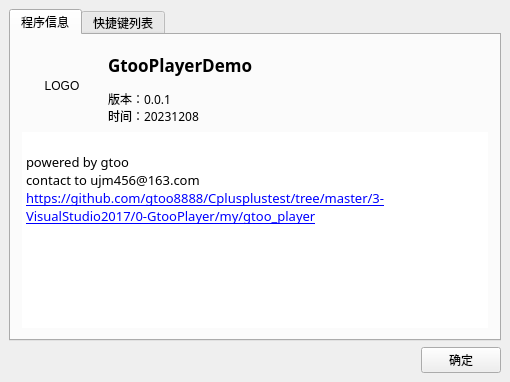
gtoo8888/GPlayer, file Client/GPlayer/ui/About.ui: the form before one commit.
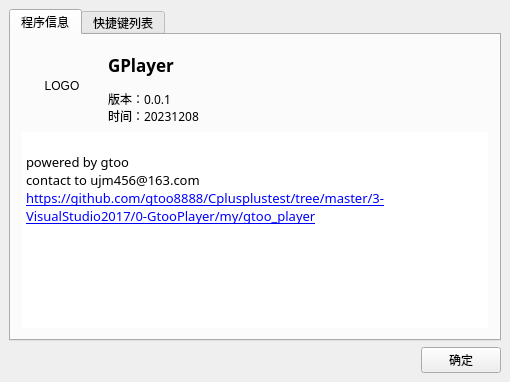
The form after the commit.

Commit message: feat: Code the menu bar in GPlayer

Diff of the .ui file:
```diff
--- a/Client/GPlayer/ui/About.ui
+++ b/Client/GPlayer/ui/About.ui
@@ -83,7 +83,7 @@
                 </font>
                </property>
                <property name="text">
-                <string>GtooPlayerDemo</string>
+                <string>GPlayer</string>
                </property>
               </widget>
              </item>
```
The commit also changes 10 other files.
